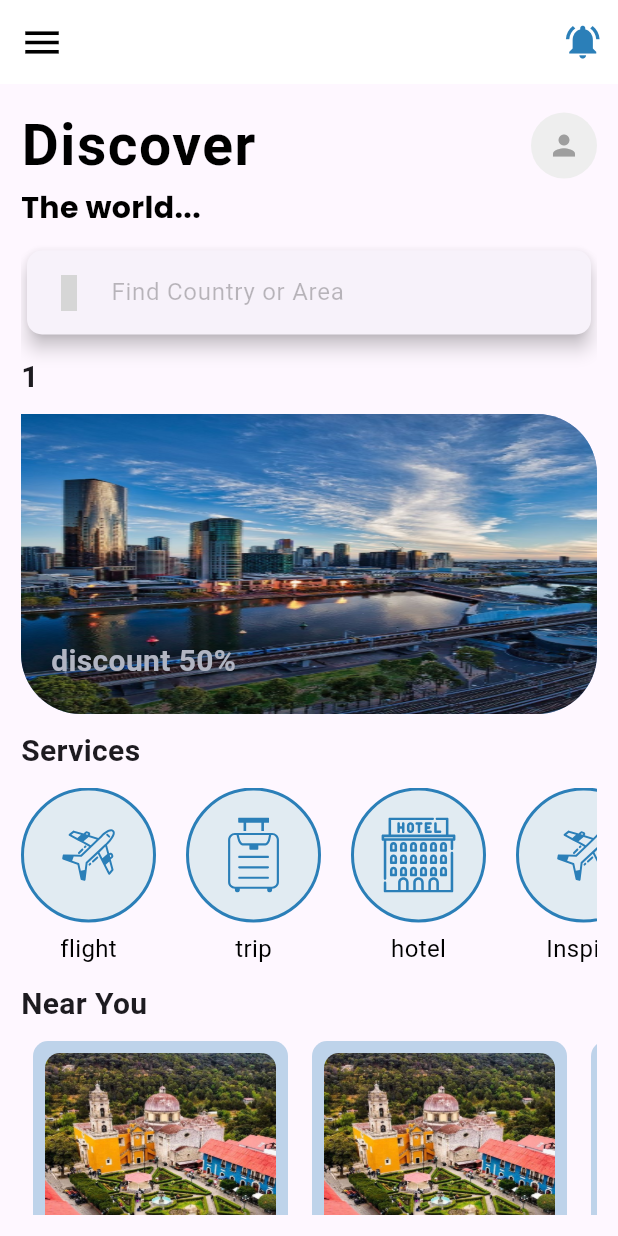
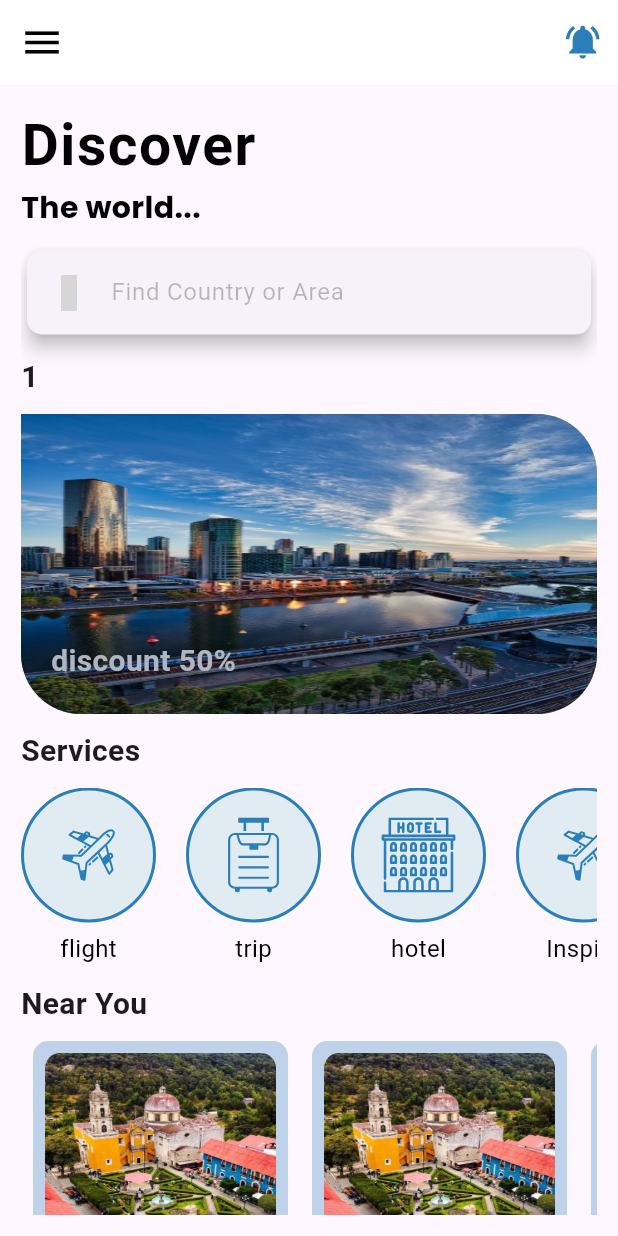
Before and after one commit to sarah-nn/tourism_project, a Flutter app: the HomePage screen opened by its route, on a phone screen of 412 x 824 dp. Run offline on Flutter 3.47's test engine with Material 3 defaults, Android fonts, the phone set to English and light mode, and no system bars; our stand-ins replace animated_text_kit, carousel_slider, dio, flutter_bloc, flutter_otp_text_field, flutter_svg and 7 more; missing offline and left inert: zapx; accounts and stored records are empty; Roboto replaces fonts that are missing (BrightDiamondPersonalUseOnl-OV2Ze); project files that could hold a hidden picture were left out; grey boxes are pictures that could not be loaded.

Commit message:
complete edit

```diff
--- a/lib/business_logic/country/country_cubit.dart
+++ b/lib/business_logic/country/country_cubit.dart
@@ -31,7 +31,7 @@ class CountryCubit extends Cubit<CountryState> {
       }
     } catch (e) {
       print("$e");
-      emit(CountryFailure(errMessage: e.toString()));
+      // emit(CountryFailure(errMessage: e.toString()));
     }
     print(countryList);
     return countryList;
--- a/lib/core/utils/end_point.dart
+++ b/lib/core/utils/end_point.dart
@@ -1,6 +1,6 @@
 class EndPoint {
-  //static const String baseUrl = 'http://192.168.43.119:8000/api'; //for me
-  static const String baseUrl = 'http://192.168.43.176:8000/api'; //for Oula
+  static const String baseUrl = 'http://192.168.43.119:8000/api'; //for me
+  //static const String baseUrl = 'http://192.168.43.176:8000/api'; //for Oula
   static const String imageBaseUrl = 'http://192.168.43.119:8000/';
 
 //======================== Auth ========================
--- a/lib/presentation/screens/auth/login_page.dart
+++ b/lib/presentation/screens/auth/login_page.dart
@@ -20,9 +20,12 @@ class LoginPage extends StatelessWidget {
   Widget build(BuildContext context) {
     return BlocConsumer<UserCubit, UserState>(
       listener: (context, state) {
+        bool isFirstTime = CacheHelper().getData(key: "isFirstTime") ?? false;
         if (state is UserSuccess) {
           myToken = CacheHelper().getData(key: 'token');
-          goRoute(context, AppRoutes.homePage);
+          isFirstTime
+              ? goRoute(context, AppRoutes.profile)
+              : goRoute(context, AppRoutes.homePage);
           ScaffoldMessenger.of(context).showSnackBar(
             const SnackBar(
               content: Text("success"),
--- a/lib/presentation/screens/auth/register_page.dart
+++ b/lib/presentation/screens/auth/register_page.dart
@@ -1,6 +1,7 @@
 import 'package:flutter/material.dart';
 import 'package:flutter_bloc/flutter_bloc.dart';
 import 'package:tourism_project/business_logic/user/user_cubit.dart';
+import 'package:tourism_project/core/database/cach_helper.dart';
 import 'package:tourism_project/core/utils/app_routes.dart';
 import 'package:tourism_project/core/functions/functions.dart';
 import 'package:tourism_project/core/validation.dart';
@@ -94,6 +95,8 @@ class RegisterPage extends StatelessWidget {
                       ? const Center(child: CircularProgressIndicator())
                       : CustomButtomAuth(
                           onPressed: () {
+                            CacheHelper()
+                                .saveData(key: "isFirstTime", value: true);
                             print('==============Tapped!!===');
                             context.read<UserCubit>().register();
                           },
--- a/lib/presentation/screens/auth/verify_code_page.dart
+++ b/lib/presentation/screens/auth/verify_code_page.dart
@@ -18,7 +18,7 @@ class VerfiyCodeSignUp extends StatelessWidget {
       listener: (context, state) {
         if (state is UserSuccess) {
           showAlertSuccess(
-              context, "create your account", "Go Home", AppRoutes.homePage);
+              context, "create your account", "Log in", AppRoutes.login);
         } else if (state is UserFailure) {
           showAlertDialog(context, state.message);
         }
--- a/lib/presentation/screens/home_page.dart
+++ b/lib/presentation/screens/home_page.dart
@@ -65,28 +65,30 @@ class _HomePageState extends State<HomePage> {
                   //   ),
                   //   onPressed: () {},
                   // )
-                  saveImage == ''
-                      ? CircleAvatar(
-                          radius: 22,
-                          backgroundColor: Colors.grey[200],
-                          child: const Center(
-                            child: Icon(
-                              Icons.person,
-                              size: 22,
-                              color: Colors.grey,
-                            ),
-                          ))
-                      : CircleAvatar(
-                          radius: 22,
-                          backgroundColor: Colors.white,
-                          backgroundImage: FileImage(
-                            File(CacheHelper().getData(key: "profileImage")),
-                          )
-                          //AssetImage(context.read<UploadImageCubit>().profilePic)
-                          // NetworkImage(
-                          //     EndPoint.imageBaseUrl +
-                          //         state.userInfo.image!)
-                          )
+                  //!-----------------------------
+                  // saveImage != ''
+                  //     ? CircleAvatar(
+                  //         radius: 22,
+                  //         backgroundColor: Colors.grey[200],
+                  //         child: const Center(
+                  //           child: Icon(
+                  //             Icons.person,
+                  //             size: 22,
+                  //             color: Colors.grey,
+                  //           ),
+                  //         ))
+                  //     : CircleAvatar(
+                  //         radius: 22,
+                  //         backgroundColor: Colors.white,
+                  //         backgroundImage: FileImage(
+                  //           File(CacheHelper().getData(key: "profileImage")),
+                  //         )
+                  //!-------------------------------
+                  //AssetImage(context.read<UploadImageCubit>().profilePic)
+                  // NetworkImage(
+                  //     EndPoint.imageBaseUrl +
+                  //         state.userInfo.image!)
+                  // )
                   // Container(
                   //   padding: EdgeInsets.all(3),
                   //   decoration: BoxDecoration(
--- a/lib/presentation/widget/dynamic_trip/fromTo_dynamictrip_widget.dart
+++ b/lib/presentation/widget/dynamic_trip/fromTo_dynamictrip_widget.dart
@@ -80,7 +80,7 @@ class _FromToDynamicTripState extends State<FromToDynamicTrip> {
                 padding: const EdgeInsets.only(right: 20),
                 child: DropdownButton<CountryModel>(
                     value: countryModel2,
-                    hint: const Text("Choose Dist Country"),
+                    hint: const Text("Choose destination Country"),
                     icon: const Icon(Icons.arrow_drop_down),
                     iconSize: 36,
                     isExpanded: true,
--- a/lib/presentation/widget/dynamic_trip/number_of_tourist_widget.dart
+++ b/lib/presentation/widget/dynamic_trip/number_of_tourist_widget.dart
@@ -42,14 +42,14 @@ class _NumberOfTouristState extends State<NumberOfTourist> {
             Align(
               alignment: Alignment.topLeft,
               child: Text(
-                "who did you Travel with ?",
+                "who do you Want to Travel with ?",
                 style: MyTextStyle.normal.copyWith(fontSize: 25),
               ),
             ),
             const SizedBox(height: 30),
             Row(
               children: [
-                customGridFeild("Friend", AppIcon.friend, () {
+                customGridFeild("Friends", AppIcon.friend, () {
                   setState(() {
                     isNumer = true;
                   });
--- a/lib/presentation/widget/profile/card_profile_info_widget.dart
+++ b/lib/presentation/widget/profile/card_profile_info_widget.dart
@@ -1,7 +1,4 @@
 import 'package:flutter/material.dart';
-import 'package:flutter_bloc/flutter_bloc.dart';
-import 'package:tourism_project/business_logic/profile/profile_cubit.dart';
-import 'package:tourism_project/core/functions/functions.dart';
 import 'package:tourism_project/data/models/user_model.dart';
 import 'package:tourism_project/presentation/widget/profile/profile_field_widget.dart';
 import 'package:tourism_project/presentation/widget/profile/reset_delete_widget.dart';
@@ -50,7 +47,7 @@ class _CardProfileInfoState extends State<CardProfileInfo> {
                       onTap: () {},
                       title: "Location",
                       userInfo:
-                          widget.userInfo.position!.name.toString() ?? "null",
+                          widget.userInfo.position?.name.toString() ?? "null",
                       index: false),
                   const SizedBox(height: 50),
                   const ResetAndDelete()
--- a/lib/presentation/widget/profile/profile_field_widget.dart
+++ b/lib/presentation/widget/profile/profile_field_widget.dart
@@ -3,9 +3,11 @@ import 'package:flutter_bloc/flutter_bloc.dart';
 import 'package:go_router/go_router.dart';
 import 'package:tourism_project/business_logic/country/country_cubit.dart';
 import 'package:tourism_project/business_logic/profile/profile_cubit.dart';
+import 'package:tourism_project/core/database/cach_helper.dart';
 import 'package:tourism_project/core/functions/functions.dart';
 import 'package:tourism_project/core/utils/app_color.dart';
 import 'package:tourism_project/core/utils/app_text_style.dart';
+import 'package:tourism_project/core/utils/global.dart';
 import 'package:tourism_project/data/models/country_model.dart';
 
 class ProfileField extends StatefulWidget {
@@ -187,6 +189,9 @@ class _ProfileFieldState extends State<ProfileField> {
                                 myCubit.userPosition =
                                     name[index].id.toString();
                               });
+                              CacheHelper()
+                                  .saveData(key: "userPosition", value: true);
+
                               await myCubit.updateUserInfo();
                               print(myCubit.buildRequestBody());
                             },
```
Also changed, not shown: lib/presentation/screens/profile_page.dart (+26 -3 lines), lib/presentation/widget/static_trip/check_static_book_widget.dart (+8 -6 lines).
